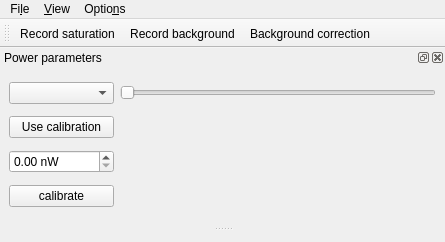
bbuusshh/scudi, file src/qudi/gui/power_controller/ui_powercontroller.ui: the form before one commit.
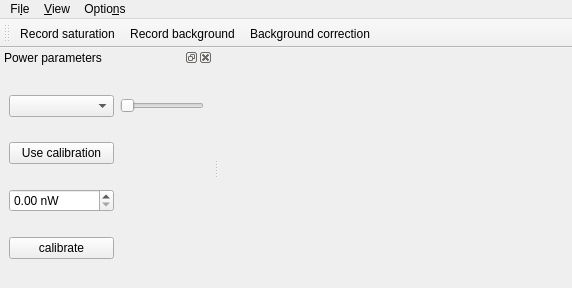
The form after the commit. Icons and pictures are not drawn.

The edit to the form file:
```diff
--- a/src/qudi/gui/power_controller/ui_powercontroller.ui
+++ b/src/qudi/gui/power_controller/ui_powercontroller.ui
@@ -6,8 +6,8 @@
    <rect>
     <x>0</x>
     <y>0</y>
-    <width>445</width>
-    <height>242</height>
+    <width>572</width>
+    <height>288</height>
    </rect>
   </property>
   <property name="sizePolicy">
@@ -28,7 +28,7 @@
     <rect>
      <x>0</x>
      <y>0</y>
-     <width>445</width>
+     <width>572</width>
      <height>21</height>
     </rect>
    </property>
@@ -70,8 +70,8 @@
   <widget class="QDockWidget" name="powerDockWidget">
    <property name="minimumSize">
     <size>
-     <width>445</width>
-     <height>178</height>
+     <width>118</width>
+     <height>146</height>
     </size>
    </property>
    <property name="maximumSize">
@@ -84,7 +84,7 @@
     <string>Power parameters</string>
    </property>
    <attribute name="dockWidgetArea">
-    <number>4</number>
+    <number>1</number>
    </attribute>
    <widget class="QWidget" name="dockWidgetContents_2">
     <layout class="QGridLayout" name="gridLayout">
@@ -106,6 +106,9 @@
        <property name="text">
         <string>Use calibration</string>
        </property>
+       <property name="checkable">
+        <bool>true</bool>
+       </property>
       </widget>
      </item>
      <item row="2" column="0">
@@ -133,7 +136,7 @@
         <string>calibrate</string>
        </property>
        <property name="checkable">
-        <bool>true</bool>
+        <bool>false</bool>
        </property>
       </widget>
      </item>
```
Left out of the diff: 2 changed lines with no effect on the pictures.
